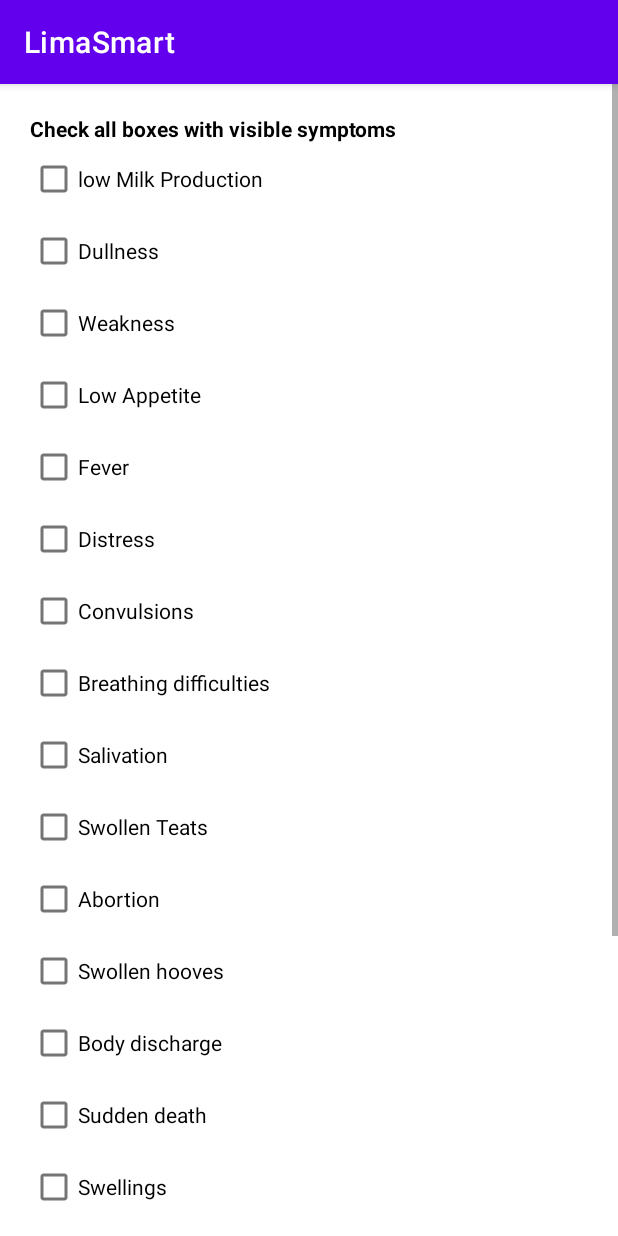
After one commit to JuliusElvis/lima_smart_authentication, an Android app: the HealthActivity screen opened directly, with no data from a screen before it, on a phone screen of 412 x 824 dp. The commit adds this screen. Run offline under Robolectric (Android 15) with nearby library versions, the phone set to English and light mode, and no system bars; libraries missing offline, so code that uses them is left out: com.chaquo.python; 3 statements that could not run were skipped.

Commit message:
second commit

```diff
--- /dev/null
+++ b/app/src/main/java/com/example/limasmart/HealthActivity.java
@@ -0,0 +1,171 @@
+package com.example.limasmart;
+
+import androidx.appcompat.app.AppCompatActivity;
+
+
+import android.content.Intent;
+import android.os.Bundle;
+import android.os.Handler;
+import android.view.View;
+import android.widget.Button;
+import android.widget.CheckBox;
+import android.widget.TextView;
+import android.widget.Toast;
+
+import com.chaquo.python.PyObject;
+import com.chaquo.python.Python;
+import com.chaquo.python.android.AndroidPlatform;
+import com.example.limasmart.model.Dialog;
+
+public class HealthActivity extends AppCompatActivity {
+
+    public CheckBox ch1,ch2,ch3,ch4,ch5,ch6,ch7,ch8,ch9,ch10,ch11,ch12,ch13,ch14,ch15,ch16,ch17,ch18,ch19;
+    TextView t1;
+    Button btnHealth;
+    public String st1="",st2 = "",st3 = "",st4 ="",st5 ="",st6 = "",st7="",st8 = "",st9 = "",st10 = "",st11= "",
+            st12 = "",st13 = "",st14 = "",st15 = "",st16 = "",st17 = "",st18 = "",st19 = "";
+    String disease = "";
+    String username;
+
+    @Override
+    protected void onCreate(Bundle savedInstanceState) {
+        super.onCreate(savedInstanceState);
+        setContentView(R.layout.activity_health);
+
+        btnHealth = findViewById(R.id.button2);
+        // progressBar.setVisibility(View.GONE);
+        t1 = findViewById(R.id.dis);
+        //username = getIntent().getExtras().getString("username");
+        final Dialog dialog = new Dialog(HealthActivity.this);
+        checkBoxes();
+
+        //this starts python
+        if (! Python.isStarted()) {
+            Python.start(new AndroidPlatform(this));
+        }
+
+        Python py = Python.getInstance();
+        //creates python object
+        final PyObject pyObject = py.getModule("myscript");
+
+        btnHealth.setOnClickListener(new View.OnClickListener() {
+            @Override
+            public void onClick(View view) {
+                if (!ch1.isChecked()&&!ch2.isChecked()&&!ch3.isChecked()&&!ch4.isChecked()&&!ch5.isChecked()&&!ch6.isChecked()&&
+                        !ch7.isChecked()&&!ch8.isChecked()&&!ch9.isChecked()&&!ch10.isChecked()&&!ch11.isChecked()&&!ch12.isChecked()&&
+                        !ch13.isChecked()&&!ch14.isChecked()&&!ch15.isChecked()&&!ch16.isChecked()&&!ch17.isChecked()&&!ch18.isChecked()&&
+                        !ch19.isChecked()){
+                    Toast.makeText(HealthActivity.this,"You did not select any symptom",Toast.LENGTH_SHORT).show();
+                }else{
+                    dialog.startLoadingDialog();
+                    Handler handler = new Handler();
+
+                    handler.post(new Runnable() {
+                        @Override
+                        public void run() {
+                            Toast.makeText(HealthActivity.this,"Seen",Toast.LENGTH_SHORT).show();
+                            checkBox1();
+                            PyObject obj = pyObject.callAttr("main",st1,st2,st3,st4,st5,st6,st7,st8,st9,st10,st11,st12,st13,st14,
+                                    st15,st16,st17,st18,st19);
+                            //t1.setText(obj.toString());
+                            //PyObject obj = pyObject.callAttr("main",st1);
+                            disease = obj.toString();
+                            t1.setText(disease);
+                            openActivity();
+                        }
+                    });
+                }
+            }
+        });
+    }
+    public void openActivity(){
+        Intent intent = new Intent(this, diseaseDisplay.class);
+        Toast.makeText(HealthActivity.this,disease,Toast.LENGTH_SHORT).show();
+        intent.putExtra("disease",disease);
+        //intent.putExtra("username",username);
+        startActivity(intent);
+    }
+
+    public void checkBoxes(){
+        ch1 = findViewById(R.id.checkBox);
+        ch2 = findViewById(R.id.checkBox2);
+        ch3 = findViewById(R.id.checkBox3);
+        ch4 = findViewById(R.id.checkBox4);
+        ch5 = findViewById(R.id.checkBox5);
+        ch6 = findViewById(R.id.checkBox6);
+        ch7 = findViewById(R.id.checkBox7);
+        ch8 = findViewById(R.id.checkBox8);
+        ch9 = findViewById(R.id.checkBox9);
+        ch10 = findViewById(R.id.checkBox10);
+        ch11 = findViewById(R.id.checkBox11);
+        ch12 = findViewById(R.id.checkBox12);
+        ch13 = findViewById(R.id.checkBox13);
+        ch14 = findViewById(R.id.checkBox14);
+        ch15 = findViewById(R.id.checkBox15);
+        ch16 = findViewById(R.id.checkBox16);
+        ch17 = findViewById(R.id.checkBox17);
+        ch18 = findViewById(R.id.checkBox18);
+        ch19 = findViewById(R.id.checkBox19);
+
+
+    }
+    public void checkBox1(){
+        if (ch1.isChecked()){
+            st1 = "low_milk";
+        }
+        if (ch2.isChecked()){
+            st2 = "dullness";
+        }
+        if (ch3.isChecked()){
+            st3 = "weakness";
+        }
+        if (ch4.isChecked()){
+            st4 = "low_appetite";
+        }
+        if (ch5.isChecked()){
+            st5 = "high_fever";
+        }
+        if (ch6.isChecked()){
+            st6 = "distress";
+        }
+        if (ch7.isChecked()){
+            st7 = "convulsions";
+        }
+        if (ch8.isChecked()){
+            st8 = "breathing_difficulty";
+        }
+        if (ch9.isChecked()){
+            st9 = "salivation";
+        }
+        if (ch10.isChecked()){
+            st10 = "swollen_teats";
+        }
+        if (ch11.isChecked()){
+            st11 = "abortion";
+        }
+        if (ch12.isChecked()){
+            st12 = "swollen_hoof";
+        }
+        if (ch13.isChecked()){
+            st13 = "body_discharge";
+        }
+        if (ch14.isChecked()){
+            st14 = "sudden_death";
+        }
+        if (ch15.isChecked()){
+            st15 = "swellings";
+        }
+        if (ch16.isChecked()){
+            st16 = "lameness";
+        }
+        if (ch17.isChecked()){
+            st17 = "ruminations";
+        }
+        if (ch18.isChecked()){
+            st18 = "rapid_pulse";
+        }
+        if (ch19.isChecked()){
+            st19 = "stomach_swelling";
+        }
+    }
+}
--- /dev/null
+++ b/app/src/main/java/com/example/limasmart/model/Dialog.java
@@ -0,0 +1,30 @@
+package com.example.limasmart.model;
+
+import android.app.Activity;
+import android.app.AlertDialog;
+import android.view.LayoutInflater;
+
+import com.example.limasmart.R;
+
+public class Dialog {
+    private Activity activity;
+    private AlertDialog dialog;
+
+    public Dialog(Activity myActivity){
+        activity = myActivity;
+    }
+
+    public void startLoadingDialog(){
+        AlertDialog.Builder builder = new AlertDialog.Builder(activity);
+
+        LayoutInflater inflater = activity.getLayoutInflater();
+        builder.setView(inflater.inflate(R.layout.custom_dialog,null));
+        builder.setCancelable(true);
+
+        dialog = builder.create();
+        dialog.show();
+    }
+    public void dismissDialog(){
+        dialog.dismiss();
+    }
+}
--- /dev/null
+++ b/app/src/main/res/layout/activity_health.xml
@@ -0,0 +1,162 @@
+<?xml version="1.0" encoding="utf-8"?>
+<ScrollView xmlns:android="http://schemas.android.com/apk/res/android"
+    xmlns:app="http://schemas.android.com/apk/res-auto"
+    xmlns:tools="http://schemas.android.com/tools"
+    android:layout_width="match_parent"
+    android:layout_height="match_parent"
+    tools:context=".HealthActivity">
+
+    <RelativeLayout
+        android:layout_width="wrap_content"
+        android:layout_height="wrap_content"
+        android:padding="20dp">
+
+
+        <LinearLayout
+            android:layout_width="match_parent"
+            android:layout_height="wrap_content"
+            android:orientation="vertical">
+
+
+            <TextView
+                android:id="@+id/textView19"
+                android:layout_width="match_parent"
+                android:layout_height="wrap_content"
+                android:text="Check all boxes with visible symptoms"
+                android:textStyle="bold"
+                android:textColor="@color/black"/>
+
+            <CheckBox
+                android:id="@+id/checkBox"
+                android:layout_width="match_parent"
+                android:layout_height="wrap_content"
+                android:text="low Milk Production" />
+
+            <CheckBox
+                android:id="@+id/checkBox2"
+                android:layout_width="match_parent"
+                android:layout_height="wrap_content"
+                android:text="Dullness" />
+
+            <CheckBox
+                android:id="@+id/checkBox3"
+                android:layout_width="match_parent"
+                android:layout_height="wrap_content"
+                android:text="Weakness" />
+
+            <CheckBox
+                android:id="@+id/checkBox4"
+                android:layout_width="match_parent"
+                android:layout_height="wrap_content"
+                android:text="Low Appetite" />
+
+            <CheckBox
+                android:id="@+id/checkBox5"
+                android:layout_width="match_parent"
+                android:layout_height="wrap_content"
+                android:text="Fever" />
+
+            <CheckBox
+                android:id="@+id/checkBox6"
+                android:layout_width="match_parent"
+                android:layout_height="wrap_content"
+                android:text="Distress" />
+
+            <CheckBox
+                android:id="@+id/checkBox7"
+                android:layout_width="match_parent"
+                android:layout_height="wrap_content"
+                android:text="Convulsions" />
+
+            <CheckBox
+                android:id="@+id/checkBox8"
+                android:layout_width="match_parent"
+                android:layout_height="wrap_content"
+                android:text="Breathing difficulties" />
+
+            <CheckBox
+                android:id="@+id/checkBox9"
+                android:layout_width="match_parent"
+                android:layout_height="wrap_content"
+                android:text="Salivation" />
+
+            <CheckBox
+                android:id="@+id/checkBox10"
+                android:layout_width="match_parent"
+                android:layout_height="wrap_content"
+                android:text="Swollen Teats" />
+
+
+            <CheckBox
+                android:id="@+id/checkBox11"
+                android:layout_width="match_parent"
+                android:layout_height="wrap_content"
+                android:text="Abortion" />
+
+            <CheckBox
+                android:id="@+id/checkBox12"
+                android:layout_width="match_parent"
+                android:layout_height="wrap_content"
+                android:text="Swollen hooves" />
+
+            <CheckBox
+                android:id="@+id/checkBox13"
+                android:layout_width="match_parent"
+                android:layout_height="wrap_content"
+                android:text="Body discharge" />
+
+            <CheckBox
+                android:id="@+id/checkBox14"
+                android:layout_width="match_parent"
+                android:layout_height="wrap_content"
+                android:text="Sudden death" />
+
+            <CheckBox
+                android:id="@+id/checkBox15"
+                android:layout_width="match_parent"
+                android:layout_height="wrap_content"
+                android:text="Swellings" />
+
+
+            <CheckBox
+                android:id="@+id/checkBox16"
+                android:layout_width="match_parent"
+                android:layout_height="wrap_content"
+                android:text="Lameness" />
+
+            <CheckBox
+                android:id="@+id/checkBox17"
+                android:layout_width="match_parent"
+                android:layout_height="wrap_content"
+                android:text="Rumination" />
+
+            <CheckBox
+                android:id="@+id/checkBox18"
+                android:layout_width="match_parent"
+                android:layout_height="wrap_content"
+                android:text="Rapid pulse" />
+            <CheckBox
+                android:id="@+id/checkBox19"
+                android:layout_width="match_parent"
+                android:layout_height="wrap_content"
+                android:text="Swollen stomach" />
+
+            <Button
+                android:id="@+id/button2"
+                android:layout_width="match_parent"
+                android:layout_height="wrap_content"
+                android:text="Scan for disease"
+                android:textColor="@color/white"
+                android:background="@color/black"/>
+            <TextView
+                android:layout_width="match_parent"
+                android:layout_height="wrap_content"
+                android:id="@+id/dis"
+                android:text="disease"/>
+        </LinearLayout>
+
+
+    </RelativeLayout>
+
+
+</ScrollView>
--- a/build.gradle
+++ b/build.gradle
@@ -2,6 +2,7 @@
 plugins {
     id 'com.android.application' version '7.2.1' apply false
     id 'com.android.library' version '7.2.1' apply false
+    id 'com.chaquo.python' version '12.0.1' apply false
 }
 
 allprojects {
@@ -11,6 +12,9 @@ allprojects {
         mavenCentral()
         maven { url "https://jitpack.io" }
     }
+    //dependencies {
+        //classpath "com.chaquo.python:gradle:12.0.1"
+    //}
 }
 
 task clean(type: Delete) {
```
Also changed, not shown: app/build.gradle (+28 -0 lines), app/src/main/AndroidManifest.xml (+12 -0 lines), app/src/main/java/com/example/limasmart/DocDisplayActivity.java (+15 -1 lines), app/src/main/java/com/example/limasmart/HomeActivity.java (+13 -0 lines), app/src/main/java/com/example/limasmart/diseaseDisplay.java (added, +23 -0 lines), app/src/main/java/com/example/limasmart/profileActivity.java (added, +25 -0 lines), app/src/main/java/com/example/limasmart/retfrofitUtil/Adapter.java (+17 -2 lines), app/src/main/res/layout/activity_disease_display.xml (added, +29 -0 lines), app/src/main/res/layout/activity_profile.xml (added, +29 -0 lines), app/src/main/res/layout/custom_dialog.xml (added, +34 -0 lines).
